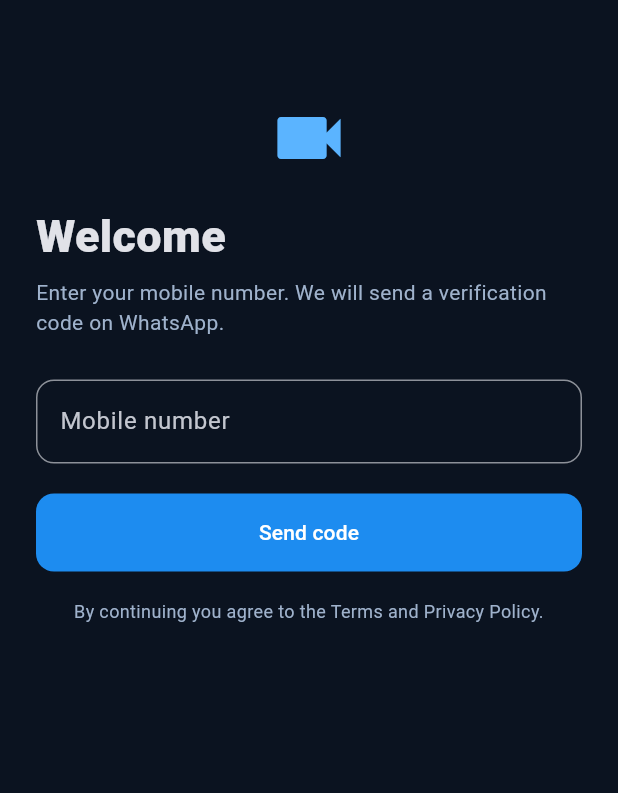
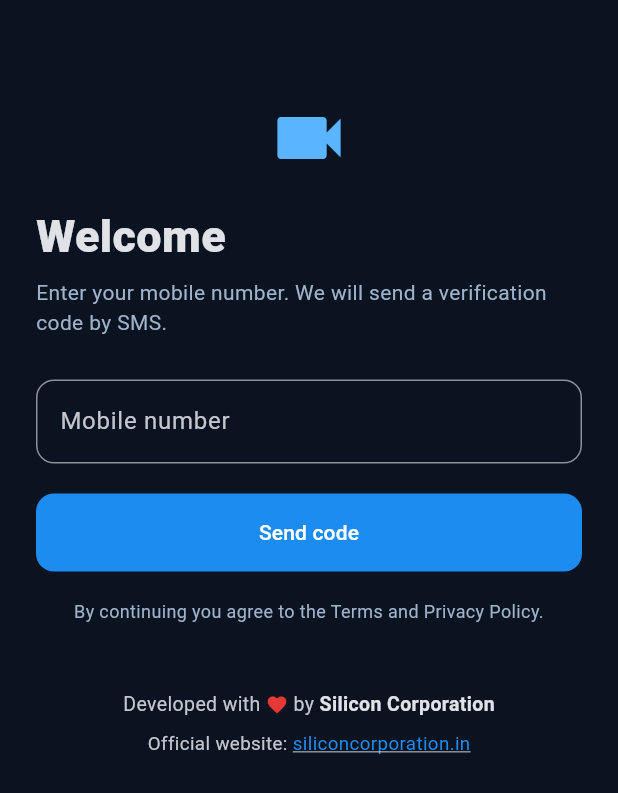
Before and after one commit to 93stark/cctv, a Flutter app: the screen it shows after launch, on a phone screen of 412 x 824 dp. Shown: the top 793 px of the screen. Run offline on Flutter 3.47's test engine with Material 3 defaults, Android fonts, the phone set to English and light mode, and no system bars; our stand-ins replace cached_network_image, dio, flutter_riverpod, flutter_secure_storage, go_router, image_picker and 5 more; network calls fail.

Commit message:
App: 'Developed with love by Silicon Corporation' footer + website link (login, account); OTP texts say SMS
Co-Authored-By: Claude Sonnet 5.5 <noreply@anthropic.com>
Claude-Session: https://claude.ai/code/session_01UGgdNtF9VYQAPgvziCr5mN

```diff
--- a/mobile_app/lib/features/account.dart
+++ b/mobile_app/lib/features/account.dart
@@ -57,6 +57,7 @@ class AccountTab extends ConsumerWidget {
           }
         },
       ),
+      const BrandFooter(),
     ]);
   }
 }
--- a/mobile_app/lib/features/auth.dart
+++ b/mobile_app/lib/features/auth.dart
@@ -48,7 +48,7 @@ class _LoginState extends ConsumerState<LoginScreen> {
           const SizedBox(height: 16),
           const Text('Welcome', style: TextStyle(fontSize: 30, fontWeight: FontWeight.w800)),
           const SizedBox(height: 6),
-          const Text('Enter your mobile number. We will send a verification code on WhatsApp.', style: TextStyle(color: Color(0xFF9FB2CC))),
+          const Text('Enter your mobile number. We will send a verification code by SMS.', style: TextStyle(color: Color(0xFF9FB2CC))),
           const SizedBox(height: 28),
           TextField(
             controller: _mobile,
@@ -62,6 +62,8 @@ class _LoginState extends ConsumerState<LoginScreen> {
           FilledButton(onPressed: _busy ? null : _send, child: _busy ? const SizedBox(height: 22, width: 22, child: CircularProgressIndicator(strokeWidth: 2)) : const Text('Send code')),
           const SizedBox(height: 18),
           const Text('By continuing you agree to the Terms and Privacy Policy.', textAlign: TextAlign.center, style: TextStyle(fontSize: 12, color: Color(0xFF9FB2CC))),
+          const SizedBox(height: 24),
+          const BrandFooter(),
         ]),
       ),
     );
@@ -142,7 +144,7 @@ class _OtpState extends ConsumerState<OtpScreen> {
         child: ListView(padding: const EdgeInsets.all(24), children: [
           const Text('Verify your number', style: TextStyle(fontSize: 26, fontWeight: FontWeight.w800)),
           const SizedBox(height: 6),
-          Text('Enter the code sent to ${widget.mobile} on WhatsApp.', style: const TextStyle(color: Color(0xFF9FB2CC))),
+          Text('Enter the code sent to ${widget.mobile} by SMS.', style: const TextStyle(color: Color(0xFF9FB2CC))),
           const SizedBox(height: 24),
           TextField(
             controller: _code,
--- a/mobile_app/lib/features/widgets.dart
+++ b/mobile_app/lib/features/widgets.dart
@@ -1,5 +1,6 @@
 import 'package:flutter/material.dart';
 import 'package:flutter_riverpod/flutter_riverpod.dart';
+import 'package:url_launcher/url_launcher.dart';
 
 /// Shows a friendly error with a retry button for any AsyncValue-based screen.
 class ErrorRetry extends StatelessWidget {
@@ -43,3 +44,40 @@ class AsyncBody<T> extends ConsumerWidget {
 void snack(BuildContext context, String msg) {
   ScaffoldMessenger.of(context).showSnackBar(SnackBar(content: Text(msg)));
 }
+
+/// "Developed with love by Silicon Corporation" footer with a tappable website link.
+class BrandFooter extends StatelessWidget {
+  const BrandFooter({super.key});
+  static const _site = 'https://siliconcorporation.in';
+
+  @override
+  Widget build(BuildContext context) {
+    final muted = Theme.of(context).colorScheme.onSurfaceVariant;
+    return Padding(
+      padding: const EdgeInsets.symmetric(vertical: 20),
+      child: Column(mainAxisSize: MainAxisSize.min, children: [
+        Row(mainAxisAlignment: MainAxisAlignment.center, children: [
+          Text('Developed with ', style: TextStyle(color: muted, fontSize: 13)),
+          const Icon(Icons.favorite, color: Color(0xFFE53935), size: 15),
+          Text(' by ', style: TextStyle(color: muted, fontSize: 13)),
+          const Text('Silicon Corporation', style: TextStyle(fontSize: 13, fontWeight: FontWeight.w700)),
+        ]),
+        const SizedBox(height: 4),
+        InkWell(
+          borderRadius: BorderRadius.circular(6),
+          onTap: () async {
+            final ok = await launchUrl(Uri.parse(_site), mode: LaunchMode.externalApplication);
+            if (!ok && context.mounted) snack(context, 'Could not open the website.');
+          },
+          child: Padding(
+            padding: const EdgeInsets.symmetric(horizontal: 8, vertical: 4),
+            child: Text.rich(TextSpan(style: TextStyle(color: muted, fontSize: 12.5), children: [
+              const TextSpan(text: 'Official website: '),
+              TextSpan(text: 'siliconcorporation.in', style: TextStyle(color: Theme.of(context).colorScheme.primary, decoration: TextDecoration.underline)),
+            ])),
+          ),
+        ),
+      ]),
+    );
+  }
+}
```
